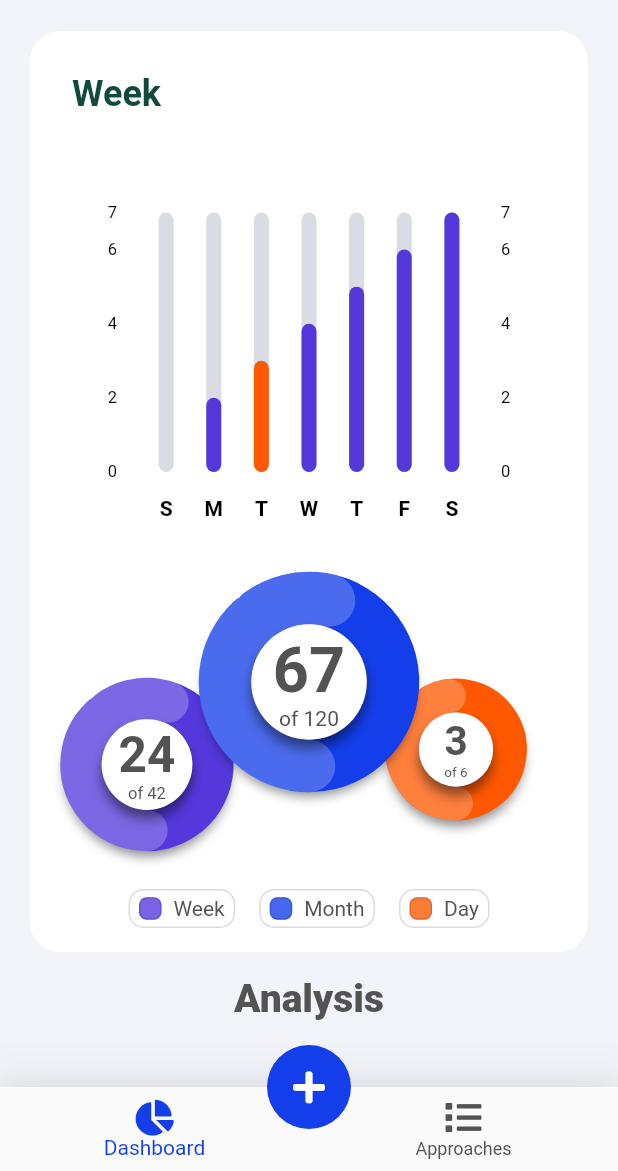
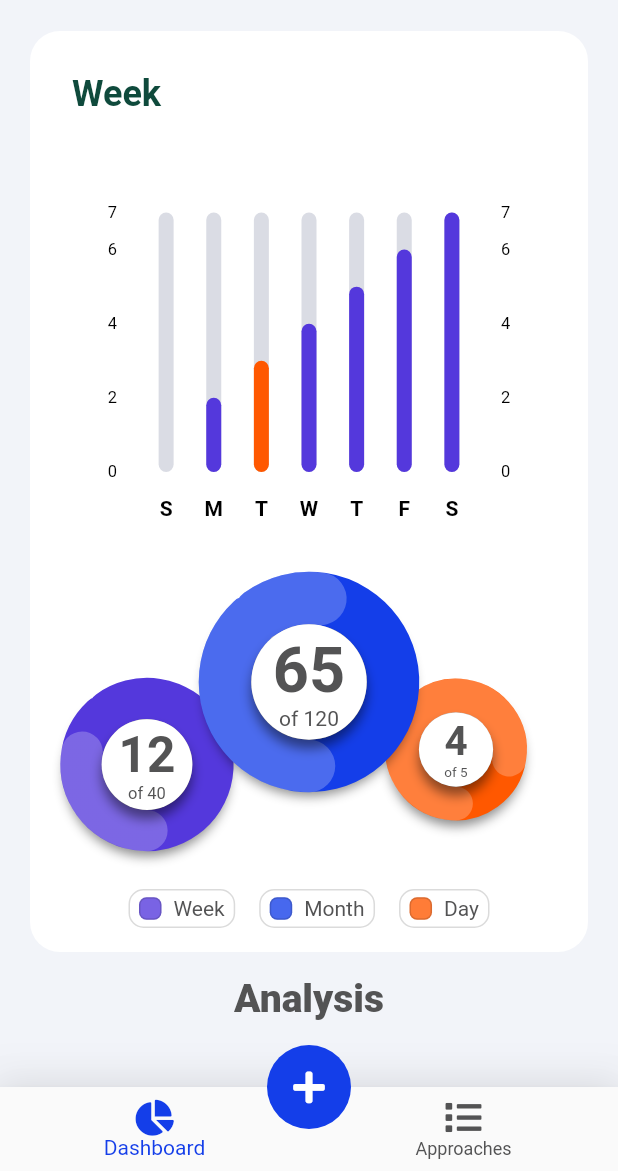
Before and after one commit to lucasmaffazioli/interactions_tracker, a Flutter app: the screen it shows after launch, on a phone screen of 412 x 824 dp, the part 65-1236 px from its top. Run offline on Flutter 3.47's test engine with Material 2 defaults, Android fonts, the phone set to English and light mode, and no system bars; drawn by our look-alikes of fl_chart; our stand-ins replace floor, flushbar, font_awesome_flutter, get_it, i18n_extension, sqflite; accounts and stored records are empty; generated files the repository leaves out were written again; Roboto replaces fonts that are missing (MPlusRounded); statements that could not run were skipped.

Commit message:
Better code for pie charts

```diff
--- a/lib/presentation/dashboard/components/chart_vertical.dart
+++ b/lib/presentation/dashboard/components/chart_vertical.dart
@@ -9,7 +9,8 @@ class ChartVertical extends StatefulWidget {
   final String title;
   final String subTitle;
 
-  const ChartVertical(this.listData, {Key key, this.title, this.subTitle}) : super(key: key);
+  const ChartVertical({Key key, this.title, @required this.listData, this.subTitle})
+      : super(key: key);
 
   @override
   State<StatefulWidget> createState() => ChartVerticalState();
--- /dev/null
+++ b/lib/presentation/dashboard/components/modern_pies.dart
@@ -0,0 +1,65 @@
+import 'package:cold_app/presentation/common/constants.dart';
+import 'package:cold_app/presentation/dashboard/components/neumorphic_pie/neumorphic_pie.dart';
+import 'package:flutter/material.dart';
+
+class PieValue {
+  final int totalValue;
+  final int currentValue;
+
+  PieValue({@required this.totalValue, @required this.currentValue});
+}
+
+class ModernPies extends StatelessWidget {
+  final PieValue leftPieValue;
+  final PieValue rightPieValue;
+  final PieValue centerPieValue;
+
+  const ModernPies({
+    Key key,
+    @required this.leftPieValue,
+    @required this.rightPieValue,
+    @required this.centerPieValue,
+  }) : super(key: key);
+
+  @override
+  Widget build(BuildContext context) {
+    return Container(
+      height: 200,
+      child: Stack(
+        // fit: StackFit.expand,
+        // overflow: ,
+        children: <Widget>[
+          Positioned(
+            top: 70,
+            left: 15,
+            child: NeumorphicPie(
+              size: 110,
+              color: Constants.accent2,
+              totalValue: leftPieValue.totalValue.toDouble(),
+              currentValue: leftPieValue.currentValue.toDouble(),
+            ),
+          ),
+          Positioned(
+            top: 70,
+            right: 35,
+            child: NeumorphicPie(
+              size: 90,
+              color: Constants.accent3,
+              totalValue: rightPieValue.totalValue.toDouble(),
+              currentValue: rightPieValue.currentValue.toDouble(),
+            ),
+          ),
+          Container(
+            alignment: Alignment.topCenter,
+            child: NeumorphicPie(
+              size: 140,
+              color: Constants.accent,
+              totalValue: centerPieValue.totalValue.toDouble(),
+              currentValue: centerPieValue.currentValue.toDouble(),
+            ),
+          ),
+        ],
+      ),
+    );
+  }
+}
--- a/lib/presentation/dashboard/dashboard_page.dart
+++ b/lib/presentation/dashboard/dashboard_page.dart
@@ -2,7 +2,7 @@ import 'package:cold_app/presentation/common/translations.i18n.dart';
 import 'package:cold_app/presentation/common/constants.dart';
 import 'package:cold_app/presentation/dashboard/components/chart_vertical.dart';
 import 'package:cold_app/presentation/dashboard/components/label.dart';
-import 'package:cold_app/presentation/dashboard/components/neumorphic_pie/neumorphic_pie.dart';
+import 'package:cold_app/presentation/dashboard/components/modern_pies.dart';
 import 'package:flutter/material.dart';
 
 class DashboardPage extends StatelessWidget {
@@ -21,7 +21,8 @@ class DashboardPage extends StatelessWidget {
                 child: Column(
                   children: <Widget>[
                     ChartVertical(
-                      <ChartLineData>[
+                      title: 'Week'.i18n,
+                      listData: <ChartLineData>[
                         ChartLineData(
                           dayOfWeek: 'Sunday'.i18n,
                           title: 0.toString(),
@@ -59,45 +60,11 @@ class DashboardPage extends StatelessWidget {
                           value: 7,
                         ),
                       ],
-                      title: 'Week'.i18n,
                     ),
-                    Container(
-                      height: 200,
-                      child: Stack(
-                        // fit: StackFit.expand,
-                        // overflow: ,
-                        children: <Widget>[
-                          Positioned(
-                            top: 70,
-                            left: 15,
-                            child: NeumorphicPie(
-                              size: 110,
-                              color: Constants.accent2,
-                              totalValue: 42,
-                              currentValue: 24,
-                            ),
-                          ),
-                          Positioned(
-                            top: 70,
-                            right: 35,
-                            child: NeumorphicPie(
-                              size: 90,
-                              color: Constants.accent3,
-                              totalValue: 6,
-                              currentValue: 3,
-                            ),
-                          ),
-                          Container(
-                            alignment: Alignment.topCenter,
-                            child: NeumorphicPie(
-                              size: 140,
-                              color: Constants.accent,
-                              totalValue: 120,
-                              currentValue: 67,
-                            ),
-                          ),
-                        ],
-                      ),
+                    ModernPies(
+                      centerPieValue: PieValue(totalValue: 120, currentValue: 65),
+                      leftPieValue: PieValue(totalValue: 40, currentValue: 12),
+                      rightPieValue: PieValue(totalValue: 5, currentValue: 4),
                     ),
                     Row(
                       mainAxisAlignment: MainAxisAlignment.center,
```
